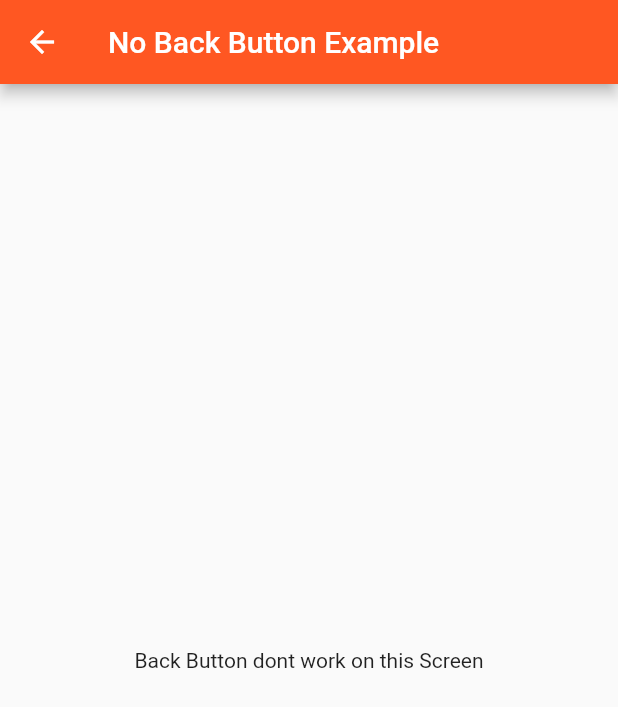
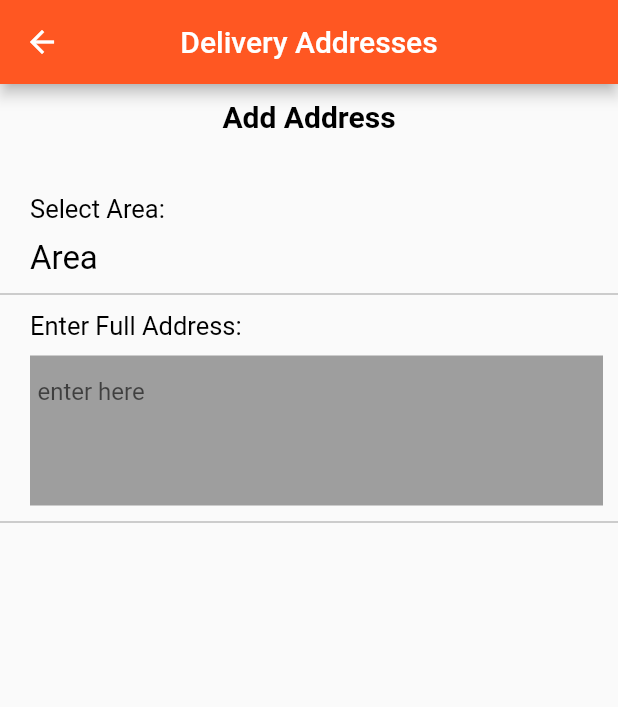
Before and after one commit to rahul-smash/restroappFlutter_dharmikBazar_resined, a Flutter app: the SaveDeliveryAddress screen opened directly, on a phone screen of 412 x 824 dp. Shown: the top 707 px of the screen. Run offline on Flutter 3.47's test engine with Material 2 defaults, Android fonts, the phone set to English and light mode, and no system bars; our stand-ins replace carousel_slider, dio, fluttertoast, shared_preferences, sqflite; missing offline and left inert: device_id; accounts and stored records are empty; network calls fail.

```diff
--- a/lib/src/Screens/AddDeliveryAddressScreen.dart
+++ b/lib/src/Screens/AddDeliveryAddressScreen.dart
@@ -39,7 +39,9 @@ class AddDeliveryAddress extends StatelessWidget {
                         size: 35.0,
                       ),
                       padding: const EdgeInsets.all(0),
-                      onPressed: () {}),
+                      onPressed: () {
+
+                      }),
                   Text(
                     "Add Delivery Addresses",
                     style: TextStyle(color: Colors.white, fontSize: 18.0),
--- a/lib/src/Screens/SaveDeliveryAddress.dart
+++ b/lib/src/Screens/SaveDeliveryAddress.dart
@@ -1,31 +1,108 @@
 import 'package:flutter/material.dart';
 
 class SaveDeliveryAddress extends StatefulWidget {
-
   @override
   _SaveDeliveryAddressState createState() => _SaveDeliveryAddressState();
 }
 
 class _SaveDeliveryAddressState extends State<SaveDeliveryAddress> {
-
   @override
   Widget build(BuildContext context) {
     return Scaffold(
       appBar: AppBar(
-        title: Text('No Back Button Example'),
-      ),
-      body: WillPopScope(
-        //Wrap out body with a `WillPopScope` widget that handles when a user is cosing current route
-        onWillPop: () async {
-          //Future.value(false);
-          //return a `Future` with false value so this route cant be popped or closed.
-
-          print("WillPopScope");
-          return new Future(() => false);
-        },
-        child: Center(
-          child: Text('Back Button dont work on this Screen'),
-        ),
+          title: Text('Delivery Addresses'),
+          centerTitle: true,
+          leading: IconButton(
+            icon: Icon(Icons.arrow_back),
+            onPressed: () => Navigator.pop(context, false),
+          )),
+      body: Column(
+        children: <Widget>[
+          Padding(
+            padding: EdgeInsets.all(10.0),
+            child: Align(
+              alignment: Alignment.center,
+              // Align however you like (i.e .centerRight, centerLeft)
+              child: new Text(
+                "Add Address",
+                style: TextStyle(
+                    fontWeight: FontWeight.bold,
+                    color: Colors.black,
+                    fontSize: 20.0),
+              ),
+            ),
+          ),
+          Padding(
+            padding: EdgeInsets.fromLTRB(20, 30, 10, 10),
+            child: InkWell(
+              onTap: () {
+                print("Select Area click");
+              },
+              child: Column(
+                children: <Widget>[
+                  Align(
+                    alignment: Alignment.topLeft,
+                    child: new Text(
+                      "Select Area:",
+                      style: TextStyle(color: Colors.black, fontSize: 17.0),
+                    ),
+                  ),
+                  Padding(
+                    padding: EdgeInsets.fromLTRB(0, 10, 0, 0),
+                    child: Align(
+                      alignment: Alignment.topLeft,
+                      child: new Text(
+                        "Area",
+                        style: TextStyle(color: Colors.black, fontSize: 22.0),
+                      ),
+                    ),
+                  ),
+                ],
+              ),
+            ),
+          ),
+          Divider(color: Colors.grey, height: 2.0),
+          Padding(
+            padding: EdgeInsets.fromLTRB(20, 10, 10, 10),
+            child: InkWell(
+              onTap: () {
+                print("Enter Full Address");
+              },
+              child: Column(
+                children: <Widget>[
+                  Align(
+                    alignment: Alignment.topLeft,
+                    child: new Text(
+                      "Enter Full Address:",
+                      style: TextStyle(color: Colors.black, fontSize: 17.0),
+                    ),
+                  ),
+                  Padding(
+                    padding: EdgeInsets.fromLTRB(0, 10, 0, 0),
+                    child: Align(
+                      alignment: Alignment.topLeft,
+                      child: new Container(
+                        color: Colors.grey,
+                        height: 100.0,
+                        child: new TextField(
+                          keyboardType: TextInputType.multiline,
+                          maxLength: null,
+                          maxLines: null,
+                          decoration: new InputDecoration(
+                              border: InputBorder.none,
+                              focusedBorder: InputBorder.none,
+                              contentPadding: EdgeInsets.only( left: 5, bottom: 5, top: 5, right: 5),
+                              hintText: 'enter here'),
+                        ),
+                      ),
+                    ),
+                  ),
+                ],
+              ),
+            ),
+          ),
+          Divider(color: Colors.grey, height: 2.0),
+        ],
       ),
     );
   }
```
